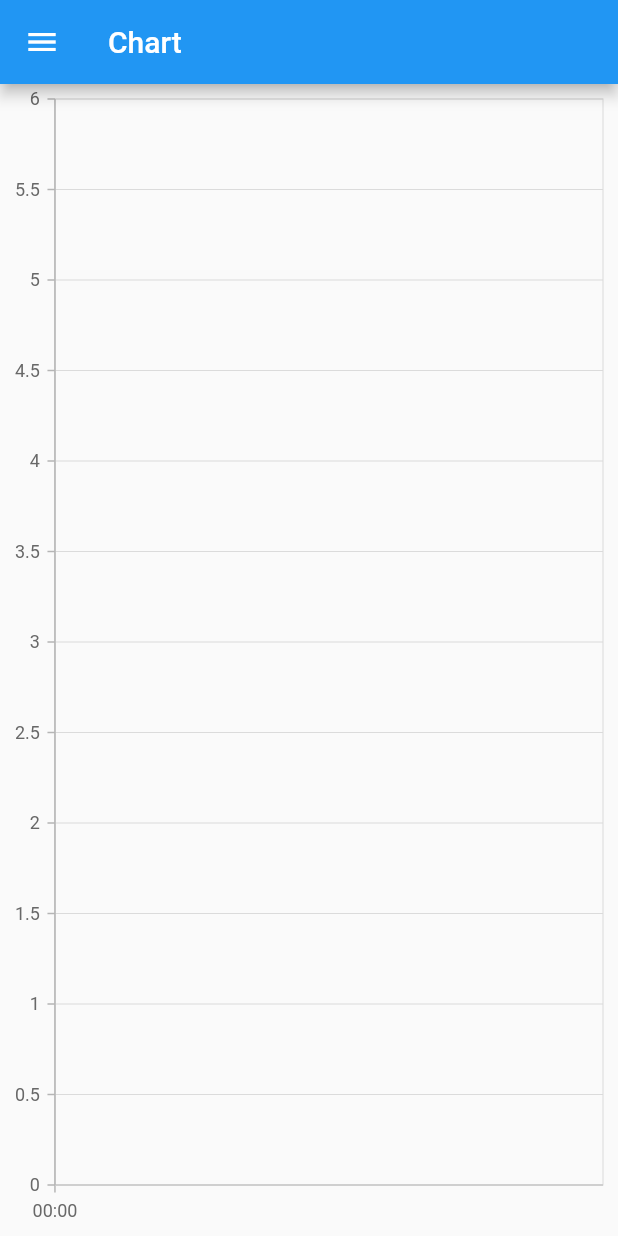
After one commit to GreenBlackSky/coin_2, a Flutter app: the GraphView screen opened by its route, on a phone screen of 412 x 824 dp. The commit adds this screen. Run offline on Flutter 3.47's test engine with Material 2 defaults, Android fonts, the phone set to English and light mode, and no system bars; our stand-ins replace syncfusion_flutter_calendar, syncfusion_flutter_charts.

Commit message:
Add charts

```diff
--- a/lib/main.dart
+++ b/lib/main.dart
@@ -1,6 +1,7 @@
 import 'package:flutter/material.dart';
 
 import 'views/calendar_view.dart';
+import 'views/graph_view.dart';
 
 void main() => runApp(const App());
 
@@ -15,7 +16,9 @@ class App extends StatelessWidget {
       routes: {
         '/login': (context) => MonthCalendarView(),
         '/signup': (context) => MonthCalendarView(),
-        '/calendar': (context) => const MonthCalendarView(),
+        '/calendar': (context) => MonthCalendarView(),
+        '/events_list': (context) => MonthCalendarView(),
+        '/graph': (context) => GraphView(),
       },
     );
   }
--- a/lib/views/calendar_view.dart
+++ b/lib/views/calendar_view.dart
@@ -1,25 +1,14 @@
 import 'package:flutter/material.dart';
 import 'package:syncfusion_flutter_calendar/calendar.dart';
+import 'package:coin_2/widgets/commom_view.dart';
 
-class MonthCalendarView extends StatefulWidget {
-  const MonthCalendarView({Key? key}) : super(key: key);
+class MonthCalendarView extends CommonView {
+  MonthCalendarView({Key? key})
+      : super(key: key, title: "Calendar", content: buildCalendar());
 
-  @override
-  State<StatefulWidget> createState() => _MonthCalendarViewState();
-}
-
-class _MonthCalendarViewState extends State<MonthCalendarView> {
-  @override
-  Widget build(BuildContext context) {
-    return Scaffold(
-      body: SfCalendar(
-        view: CalendarView.month,
-      ),
-      // drawer: buildDrawer(context),
-      // floatingActionButton: FloatingActionButton(
-      //     onPressed: addNewEventDialogMethod(context),
-      //     child: Icon(Icons.add),
-      //     tooltip: "Add new event")
+  static SfCalendar buildCalendar() {
+    return SfCalendar(
+      view: CalendarView.month,
     );
   }
 }
--- /dev/null
+++ b/lib/views/graph_view.dart
@@ -0,0 +1,44 @@
+import 'package:flutter/material.dart';
+import 'package:syncfusion_flutter_charts/charts.dart';
+import 'package:coin_2/widgets/commom_view.dart';
+
+class ChartData {
+  ChartData({required this.x, required this.y});
+
+  final DateTime x;
+  final int y;
+}
+
+class GraphView extends CommonView {
+  GraphView({Key? key})
+      : super(key: key, title: "Chart", content: buildGraph());
+
+  static Widget buildGraph() {
+    return SfCartesianChart(
+      primaryXAxis: DateTimeAxis(
+        intervalType: DateTimeIntervalType.days,
+        // minimum: storage.periodStart,
+        // maximum: storage.periodEnd
+      ),
+      series: <ChartSeries<ChartData, DateTime>>[
+        LineSeries<ChartData, DateTime>(
+            dataSource: [],
+            xValueMapper: (ChartData val, _) => val.x,
+            yValueMapper: (ChartData val, _) => val.y,
+            selectionBehavior: SelectionBehavior(
+                enable: true,
+                selectedColor: Colors.red,
+                selectedBorderWidth: 5,
+                unselectedBorderWidth: 5),
+            width: 5)
+      ],
+      trackballBehavior: TrackballBehavior(
+          enable: true,
+          activationMode: ActivationMode.singleTap,
+          tooltipDisplayMode: TrackballDisplayMode.nearestPoint,
+          tooltipSettings: const InteractiveTooltip(format: 'point.x: point.y'),
+          hideDelay: 2000),
+      // onSelectionChanged: (selectionArgs) {},
+    );
+  }
+}
--- a/pubspec.yaml
+++ b/pubspec.yaml
@@ -35,6 +35,7 @@ dependencies:
   # Use with the CupertinoIcons class for iOS style icons.
   cupertino_icons: ^1.0.2
   syncfusion_flutter_calendar: ^20.2.44
+  syncfusion_flutter_charts: ^20.2.44
 
 dev_dependencies:
   flutter_test:
```
Also changed, not shown: lib/widgets/commom_view.dart (added, +70 -0 lines), pubspec.lock, 1 other file.
